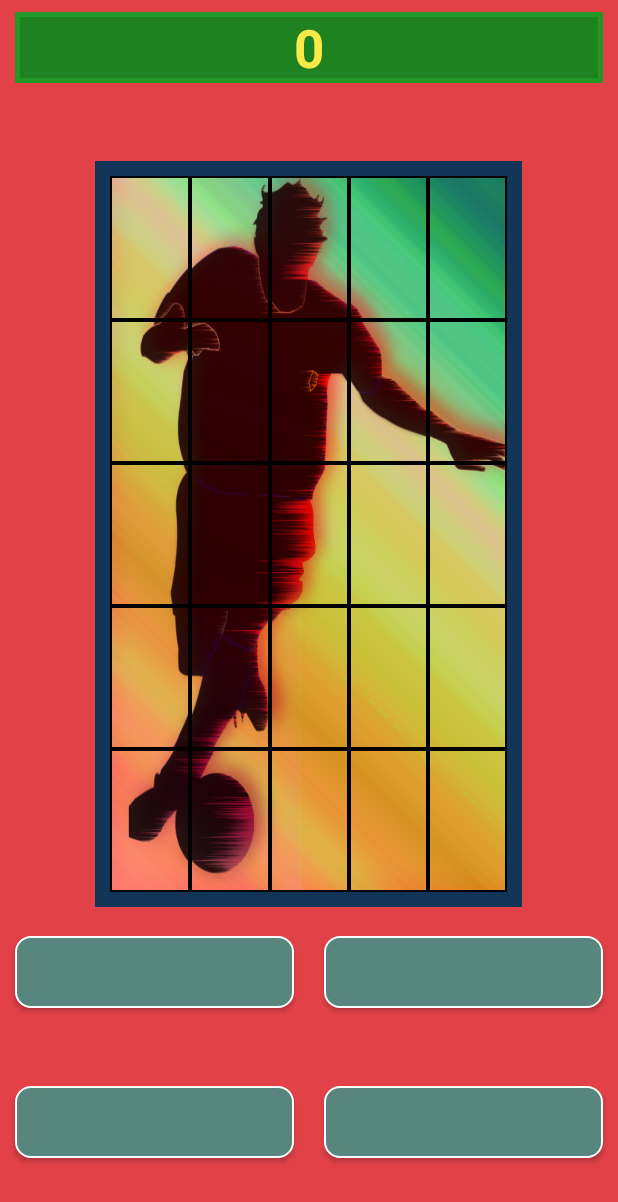
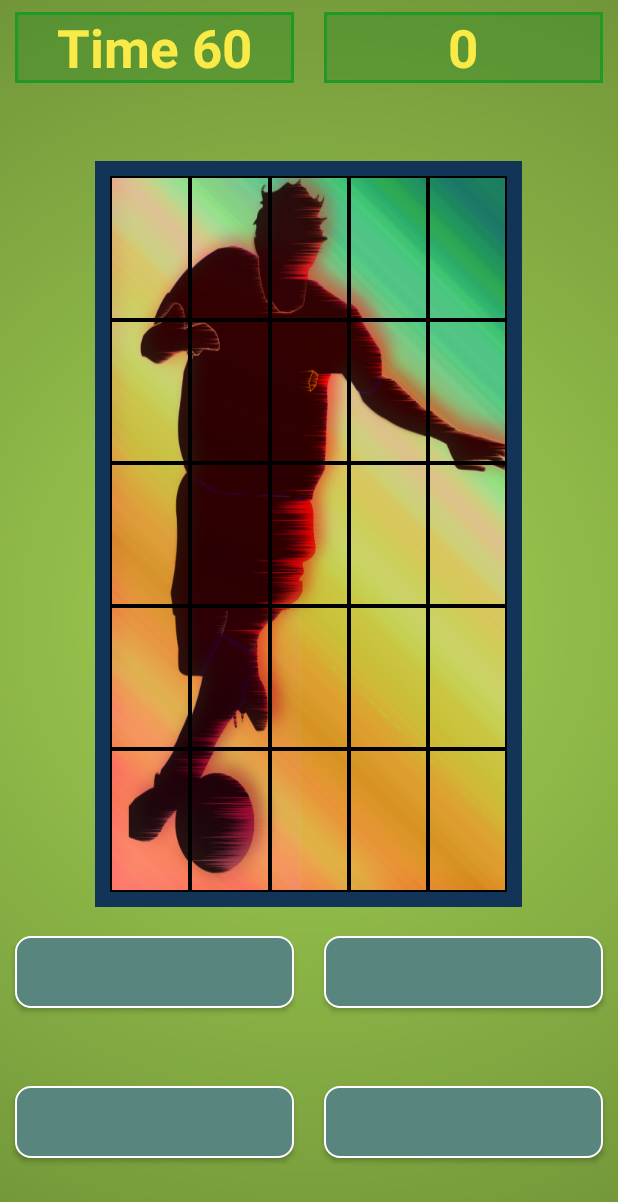
Before and after one commit to akhilvinod007/AvikritFirst, an Android app: the layout xml_gridlines_tile_main_plain.xml on its own in the app's theme, with its tools: preview values and no code run, on a phone screen of 412 x 824 dp. Shown: the top 1202 px of the screen. Run offline under Robolectric (Android 15) with nearby library versions, the phone set to English and light mode, and no system bars.

Commit message:
brought back the changes for displaying the time as text and score properly. some basic design changes. fixed the play again bug.

```diff
--- a/BaseGameUtils/build.gradle
+++ b/BaseGameUtils/build.gradle
@@ -10,7 +10,7 @@ buildscript {
     }
 
     dependencies {
-        classpath 'com.android.tools.build:gradle:1.0.0'
+        classpath 'com.android.tools.build:gradle:2.1.0'
     }
 }
 
--- a/app/build.gradle
+++ b/app/build.gradle
@@ -15,7 +15,8 @@ android {
             minifyEnabled false
             proguardFiles getDefaultProguardFile('proguard-android.txt'), 'proguard-rules.txt'
         }
-    }
+
+
     }
 
     dependencies {
@@ -29,3 +30,4 @@ dependencies {
         compile 'com.android.support:appcompat-v7:21.0.3'
         compile 'com.google.android.gms:play-services:6.5.87'
     }
+}
--- a/app/src/main/java/com/football/facetap/PlayModeSelection.java
+++ b/app/src/main/java/com/football/facetap/PlayModeSelection.java
@@ -247,6 +247,7 @@ public class PlayModeSelection extends FragmentActivity implements GoogleApiClie
     public void onSinglePlayGamePlayAgain(){
         Log.d("AKHIL","Single Play game cancelled by user in the main activity");
         currentScreen= currScreenEnum.DB_LOADING_FRAGMENT;
+
         Log.d("AKHIL","I hope this works. I had previously initialized this variable");
         getSupportFragmentManager().beginTransaction().replace(R.id.play_mode_selection_root,
                 mDBLoaderFragment).commit();
--- a/app/src/main/res/drawable-hdpi/radial_background.xml
+++ b/app/src/main/res/drawable-hdpi/radial_background.xml
@@ -1,8 +1,8 @@
 <shape xmlns:android="http://schemas.android.com/apk/res/android"
     android:shape="rectangle">
-     <gradient android:type="radial" android:gradientRadius="600"
-        android:startColor="#666666" android:endColor="#000000" />
-    <!--  <gradient android:type="radial" android:gradientRadius="600"
-        android:startColor="#66C266" android:endColor="#003D00" />    -->
-
+    <gradient android:type="radial" android:gradientRadius="800"
+        android:startColor="#a4d253"
+        android:endColor="#698C35" />
+     <!--    <gradient android:type="radial" android:gradientRadius="600"
+        android:startColor="#FFCC80" android:endColor="#FF9900" /> -->
 </shape>
--- a/app/src/main/res/drawable/customscore.xml
+++ b/app/src/main/res/drawable/customscore.xml
@@ -1,6 +1,6 @@
 <?xml version="1.0" encoding="utf-8"?>
 <shape xmlns:android="http://schemas.android.com/apk/res/android" android:shape="rectangle" >
-   <solid android:color="#1e8221"/>
+   <solid android:color="#501e8221"/>
    <!-- <gradient android:angle="-90" android:startColor="#a9f7a6" android:endColor="#5df856"  />-->
-   <stroke android:width="3dip" android:color="#229826"/>
+   <stroke android:width="2dip" android:color="#229826"/>
       </shape>
--- a/app/src/main/res/drawable/radial_background.xml
+++ b/app/src/main/res/drawable/radial_background.xml
@@ -1,7 +1,8 @@
 <shape xmlns:android="http://schemas.android.com/apk/res/android"
     android:shape="rectangle">
-    <gradient android:type="radial" android:gradientRadius="600"
-        android:startColor="#666666" android:endColor="#000000" />
+    <gradient android:type="radial" android:gradientRadius="1000"
+        android:startColor="#a4d253"
+        android:endColor="#698C35" />
      <!--    <gradient android:type="radial" android:gradientRadius="600"
         android:startColor="#FFCC80" android:endColor="#FF9900" /> -->
 </shape>
--- a/app/src/main/res/layout/xml_gridlines_tile_main_plain.xml
+++ b/app/src/main/res/layout/xml_gridlines_tile_main_plain.xml
@@ -6,7 +6,7 @@
     <LinearLayout
         android:layout_width="match_parent"
         android:layout_height="match_parent"
-        android:background="#E24147"
+        android:background="@drawable/radial_background"
         android:orientation="vertical" >
 
         <LinearLayout
@@ -17,7 +17,20 @@
             android:layout_weight="10"
             android:orientation="horizontal" >
 
-
+            <TextView
+                android:id="@+id/time"
+                android:layout_width="0dp"
+                android:layout_height="wrap_content"
+                android:layout_gravity="right"
+                android:layout_margin="10dp"
+                android:layout_weight="40"
+                android:background="@drawable/customscore"
+                android:gravity="center"
+                android:text="Time 60"
+                android:textAlignment="center"
+                android:textColor="#f9ea48"
+                android:textSize="35dp"
+                android:textStyle="bold" />
 
 
             <!--
```
Also changed, not shown: app/src/main/java/com/football/facetap/DBLauncher.java (+14 -8 lines), app/src/main/java/com/football/facetap/DBLoader.java (+4 -3 lines), app/src/main/res/drawable-hdpi/ic_launcher.png (deleted), app/src/main/res/drawable-ldpi/ic_launcher_.png (renamed from app/src/main/res/drawable-ldpi/ic_launcher.png), app/src/main/res/drawable/ic_launcher.png, 1258 other files. Lines whose indentation alone changed are shown as unchanged.
